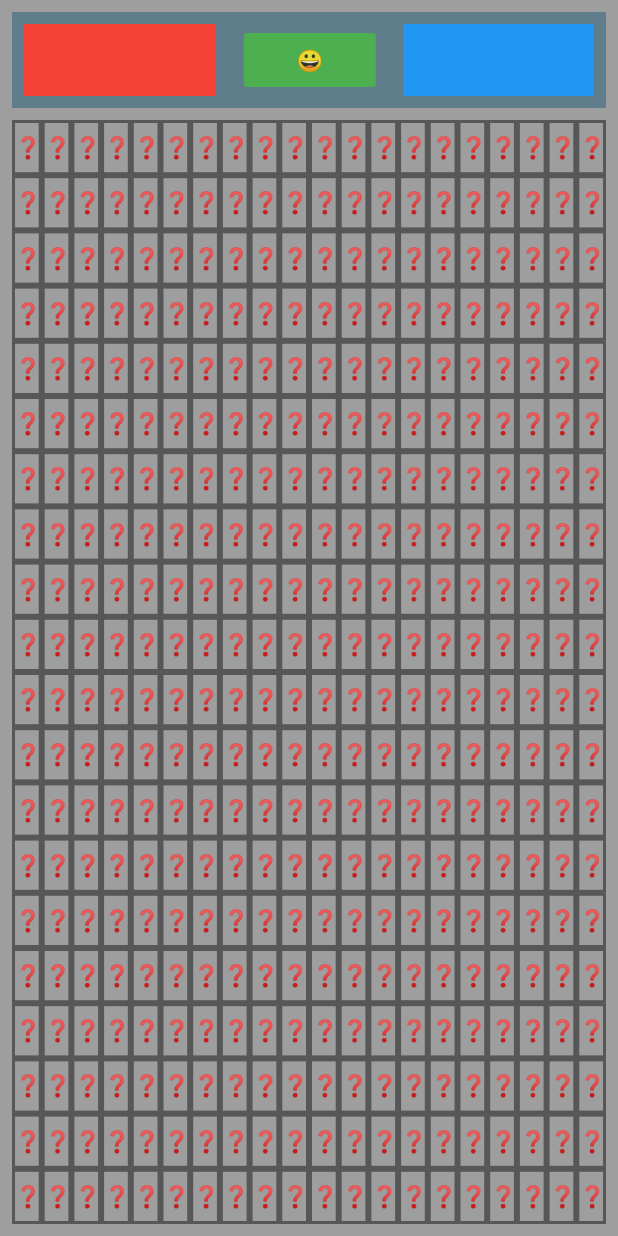
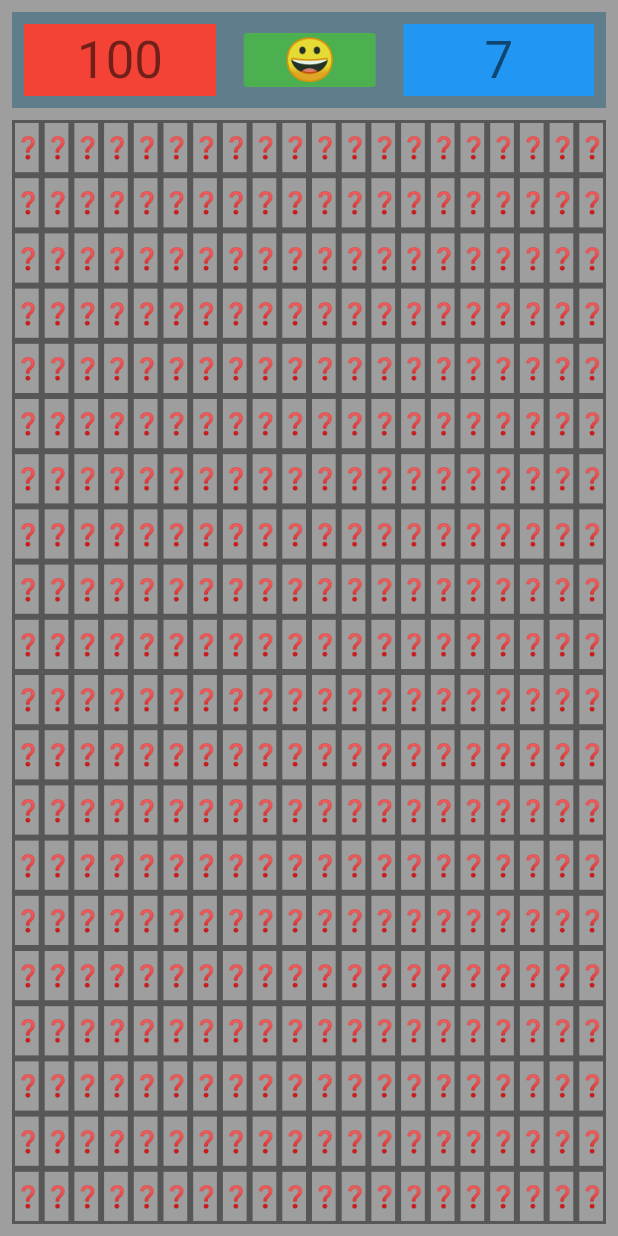
Before and after one commit to ahammer/flutter_minesweeper, a Flutter app: the screen it shows after launch, on a phone screen of 412 x 824 dp. Run offline on Flutter 3.47's test engine with Material 2 defaults, Android fonts, the phone set to English and light mode, and no system bars; our stand-ins replace built_collection, built_value, flutter_redux, redux; generated files the repository leaves out were written again.

Commit message:
Now with timer and bomb count

```diff
--- a/lib/src/state/mine_sweeper.dart
+++ b/lib/src/state/mine_sweeper.dart
@@ -40,6 +40,8 @@ abstract class MineSweeper implements Built<MineSweeper, MineSweeperBuilder> {
   DateTime get startTime;
   BuiltList<MineSweeperNode> get nodes;
 
+  int get flagCount => nodes.fold(0, (value, node)=>value+(node.isTagged?1:0));
+
   //Check for Visible Bombs (That's game over)
 
   bool isGameOver() => nodes.fold(
--- a/lib/src/ui/components/game_board.dart
+++ b/lib/src/ui/components/game_board.dart
@@ -9,6 +9,14 @@ import 'package:redux/redux.dart';
 
 const kBoardEdgePadding = 8.0;
 
+///
+///The GameBoard consisting of the
+///Top Area
+/// - Mines - Flags
+/// - Restart button
+/// - Timer
+///
+///Mine Field
 class GameBoard extends StatelessWidget {
   const GameBoard({
     Key key,
@@ -54,23 +62,61 @@ class GameBoardHeader extends StatelessWidget {
         padding: const EdgeInsets.all(8),
         child: Row(
           children: <Widget>[
-            Container(color: Colors.red, width: 128, height: 48),
+            Container(
+              color: Colors.red,
+              width: 128,
+              height: 48,
+              child: const Center(child: const BombsRemaining()),
+            ),
             Expanded(child: Container()),
             Center(
                 child: FlatButton(
               color: Colors.green,
-              child: Text("😀"),
+              child: Text(
+                "😀",
+                textScaleFactor: 2.0,
+              ),
               onPressed: () {
                 Provider.of<Store<AppState>>(context)
                     .dispatch(NewGameAction(MineSweeper.newGame()));
               },
             )),
             Expanded(child: Container()),
-            Container(color: Colors.blue, width: 127, height: 48),
+            Container(
+                color: Colors.blue,
+                width: 127,
+                height: 48,
+                child: const Center(child: const GameTimer())),
           ],
         ),
       ),
     );
+  }
+}
+
+class GameTimer extends StatelessWidget {
+  const GameTimer();
+
+  @override
+  Widget build(BuildContext context) {
+    return StoreConnector<AppState, String>(
+        converter: (state) =>
+            "${DateTime.now().difference(state.state.mineSweeper.startTime).inSeconds}",
+        builder: (ctx, value) =>
+            Text(value, style: Theme.of(context).textTheme.display1));
+  }
+}
+
+class BombsRemaining extends StatelessWidget {
+  const BombsRemaining();
+
+  @override
+  Widget build(BuildContext context) {
+    return StoreConnector<AppState, String>(
+        converter: (store) =>
+            "${store.state.mineSweeper.bombs - store.state.mineSweeper.flagCount}",
+        builder: (ctx, value) =>
+            Text(value, style: Theme.of(context).textTheme.display1));
   }
 }
 
--- a/pubspec.yaml
+++ b/pubspec.yaml
@@ -22,6 +22,9 @@ dependencies:
   built_value: ^6.7.1
   built_value_generator: ^6.7.1
 
+  #For Date formatting
+  intl: ^0.16.0
+
   #For stricter static analysis
   pedantic: ^1.8.0
 
```
Also changed, not shown: pubspec.lock.
